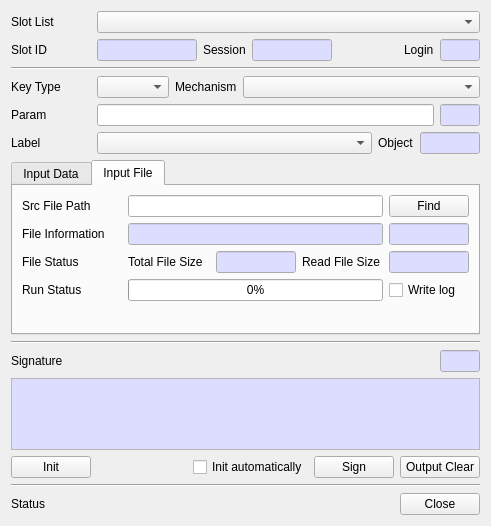
First picture: the form in CryptokiMan/sign_dlg.ui, repository jykim74/CryptokiMan, before the edit.
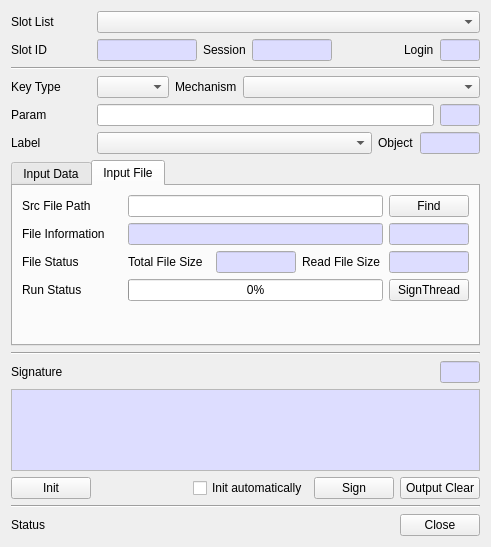
Second picture: the form after the edit.

Commit message: Digest,Sign,Verify, Encrypt, Decrypt 파일 스레드 지원

The edit to the form file:
```diff
--- a/CryptokiMan/sign_dlg.ui
+++ b/CryptokiMan/sign_dlg.ui
@@ -7,7 +7,7 @@
     <x>0</x>
     <y>0</y>
     <width>491</width>
-    <height>526</height>
+    <height>547</height>
    </rect>
   </property>
   <property name="windowTitle">
@@ -990,13 +990,6 @@
        </item>
        <item>
         <layout class="QGridLayout" name="gridLayout_11">
-         <item row="0" column="1">
-          <widget class="QProgressBar" name="mSignProgBar">
-           <property name="value">
-            <number>0</number>
-           </property>
-          </widget>
-         </item>
          <item row="0" column="0">
           <widget class="QLabel" name="label_15">
            <property name="minimumSize">
@@ -1016,16 +1009,17 @@
            </property>
           </widget>
          </item>
-         <item row="0" column="2">
-          <widget class="QCheckBox" name="mWriteLogCheck">
-           <property name="minimumSize">
-            <size>
-             <width>80</width>
-             <height>0</height>
-            </size>
+         <item row="0" column="1">
+          <widget class="QProgressBar" name="mSignProgBar">
+           <property name="value">
+            <number>0</number>
            </property>
+          </widget>
+         </item>
+         <item row="0" column="2">
+          <widget class="QPushButton" name="mSignThreadBtn">
            <property name="text">
-            <string>Write log</string>
+            <string>SignThread</string>
            </property>
           </widget>
          </item>
```
Left out of the diff: 1 changed line with no effect on the pictures. The commit also changes 26 other files.
